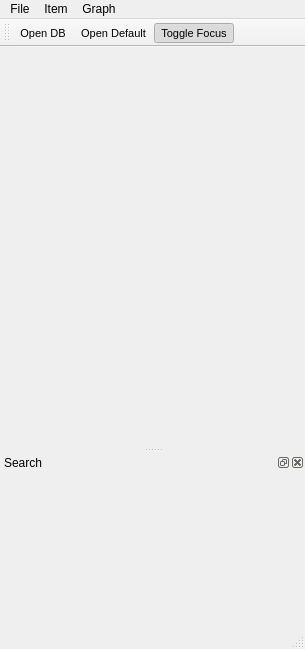
This is CodeViewPy/ui/mainwindow.ui in league1991/CodeAtlasSublime as Qt 5 draws it before an edit. The edited form follows.
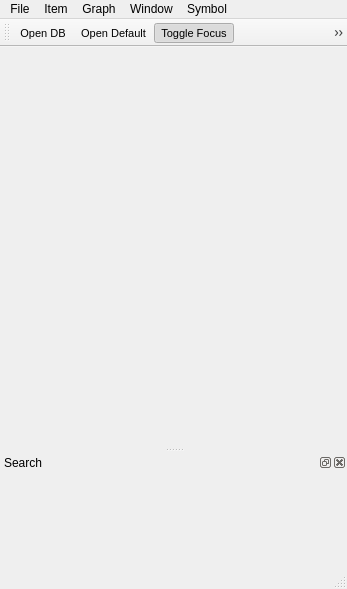
This is the edited form. Custom widgets are drawn as their Qt base class.

What changed in the file:
```diff
--- a/CodeViewPy/ui/mainwindow.ui
+++ b/CodeViewPy/ui/mainwindow.ui
@@ -6,8 +6,8 @@
    <rect>
     <x>0</x>
     <y>0</y>
-    <width>305</width>
-    <height>649</height>
+    <width>347</width>
+    <height>589</height>
    </rect>
   </property>
   <property name="sizePolicy">
@@ -22,6 +22,12 @@
   <property name="animated">
    <bool>false</bool>
   </property>
+  <property name="documentMode">
+   <bool>false</bool>
+  </property>
+  <property name="dockOptions">
+   <set>QMainWindow::AllowTabbedDocks|QMainWindow::ForceTabbedDocks|QMainWindow::VerticalTabs</set>
+  </property>
   <widget class="QWidget" name="centralwidget">
    <property name="sizePolicy">
     <sizepolicy hsizetype="Maximum" vsizetype="Maximum">
@@ -41,8 +47,8 @@
     <rect>
      <x>0</x>
      <y>0</y>
-     <width>305</width>
-     <height>23</height>
+     <width>347</width>
+     <height>22</height>
     </rect>
    </property>
    <widget class="QMenu" name="menuFile">
@@ -75,35 +81,30 @@
     <addaction name="actionDeleteOldestItem"/>
     <addaction name="actionToggleFocus"/>
    </widget>
+   <widget class="QMenu" name="menuWindow">
+    <property name="title">
+     <string>Window</string>
+    </property>
+    <addaction name="actionShowSymbolWindow"/>
+    <addaction name="actionBuildSymbolScene"/>
+    <addaction name="actionShowSearchWindow"/>
+   </widget>
+   <widget class="QMenu" name="menuSymbol">
+    <property name="title">
+     <string>Symbol</string>
+    </property>
+    <addaction name="actionPinSymbol"/>
+    <addaction name="actionUnpinSymbol"/>
+    <addaction name="actionIgnoreSymbol"/>
+    <addaction name="actionUnignoreSymbol"/>
+   </widget>
    <addaction name="menuFile"/>
    <addaction name="menuItem"/>
    <addaction name="menuLayout"/>
+   <addaction name="menuWindow"/>
+   <addaction name="menuSymbol"/>
   </widget>
   <widget class="QStatusBar" name="statusBar"/>
-  <widget class="QDockWidget" name="searchDock">
-   <property name="sizePolicy">
-    <sizepolicy hsizetype="Preferred" vsizetype="Minimum">
-     <horstretch>0</horstretch>
-     <verstretch>0</verstretch>
-    </sizepolicy>
-   </property>
-   <property name="minimumSize">
-    <size>
-     <width>80</width>
-     <height>38</height>
-    </size>
-   </property>
-   <property name="features">
-    <set>QDockWidget::AllDockWidgetFeatures</set>
-   </property>
-   <property name="windowTitle">
-    <string>Search</string>
-   </property>
-   <attribute name="dockWidgetArea">
-    <number>8</number>
-   </attribute>
-   <widget class="SearchWindow" name="searchWidget"/>
-  </widget>
   <widget class="QToolBar" name="toolBar">
    <property name="font">
     <font>
@@ -123,6 +124,47 @@
    <addaction name="actionOpen"/>
    <addaction name="actionTest"/>
    <addaction name="actionToggleFocus"/>
+   <addaction name="actionShowSearchWindow"/>
+  </widget>
+  <widget class="QDockWidget" name="searchDock">
+   <property name="enabled">
+    <bool>true</bool>
+   </property>
+   <property name="sizePolicy">
+    <sizepolicy hsizetype="Preferred" vsizetype="Preferred">
+     <horstretch>0</horstretch>
+     <verstretch>0</verstretch>
+    </sizepolicy>
+   </property>
+   <property name="minimumSize">
+    <size>
+     <width>80</width>
+     <height>38</height>
+    </size>
+   </property>
+   <property name="floating">
+    <bool>false</bool>
+   </property>
+   <property name="features">
+    <set>QDockWidget::AllDockWidgetFeatures</set>
+   </property>
+   <property name="allowedAreas">
+    <set>Qt::AllDockWidgetAreas</set>
+   </property>
+   <property name="windowTitle">
+    <string>Search</string>
+   </property>
+   <attribute name="dockWidgetArea">
+    <number>8</number>
+   </attribute>
+   <widget class="SearchWindow" name="searchWidget">
+    <property name="sizePolicy">
+     <sizepolicy hsizetype="Preferred" vsizetype="Minimum">
+      <horstretch>0</horstretch>
+      <verstretch>0</verstretch>
+     </sizepolicy>
+    </property>
+   </widget>
   </widget>
   <action name="actionOpen">
    <property name="text">
@@ -255,6 +297,41 @@
     <string>Go Right</string>
    </property>
   </action>
+  <action name="actionShowSymbolWindow">
+   <property name="text">
+    <string>Show Symbol Window</string>
+   </property>
+  </action>
+  <action name="actionPinSymbol">
+   <property name="text">
+    <string>Pin Symbol</string>
+   </property>
+  </action>
+  <action name="actionUnpinSymbol">
+   <property name="text">
+    <string>Unpin Symbol</string>
+   </property>
+  </action>
+  <action name="actionIgnoreSymbol">
+   <property name="text">
+    <string>Ignore Symbol</string>
+   </property>
+  </action>
+  <action name="actionUnignoreSymbol">
+   <property name="text">
+    <string>Unignore Symbol</string>
+   </property>
+  </action>
+  <action name="actionBuildSymbolScene">
+   <property name="text">
+    <string>Build Symbol Scene</string>
+   </property>
+  </action>
+  <action name="actionShowSearchWindow">
+   <property name="text">
+    <string>Toggle Search Window</string>
+   </property>
+  </action>
  </widget>
  <customwidgets>
   <customwidget>
```
